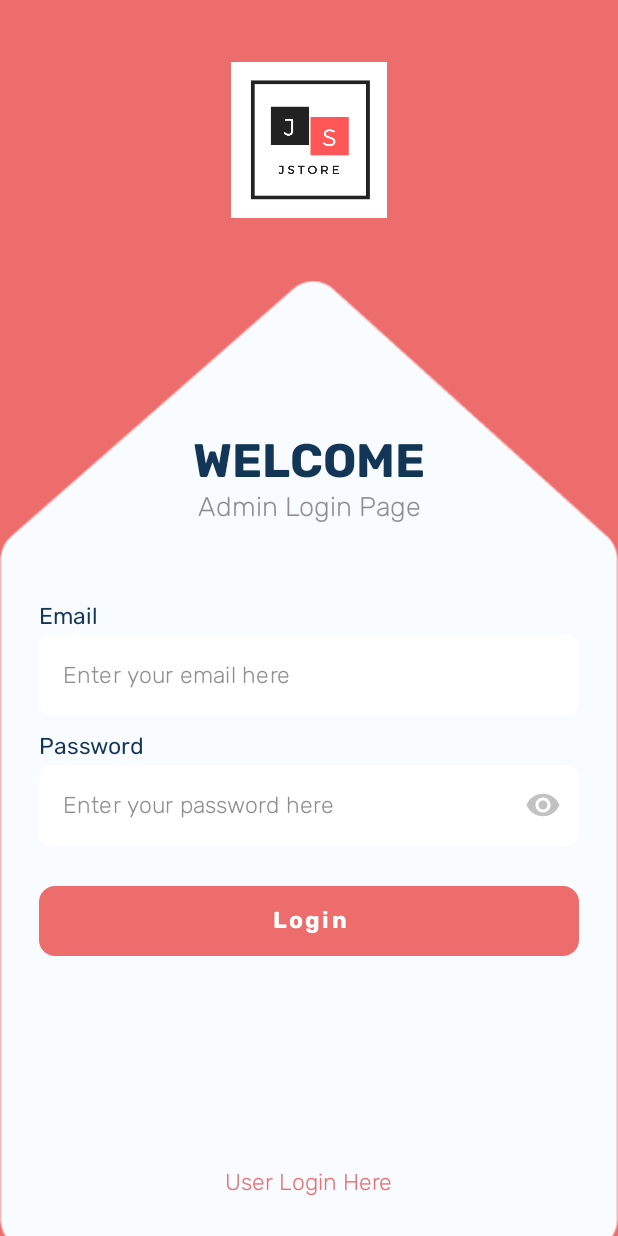
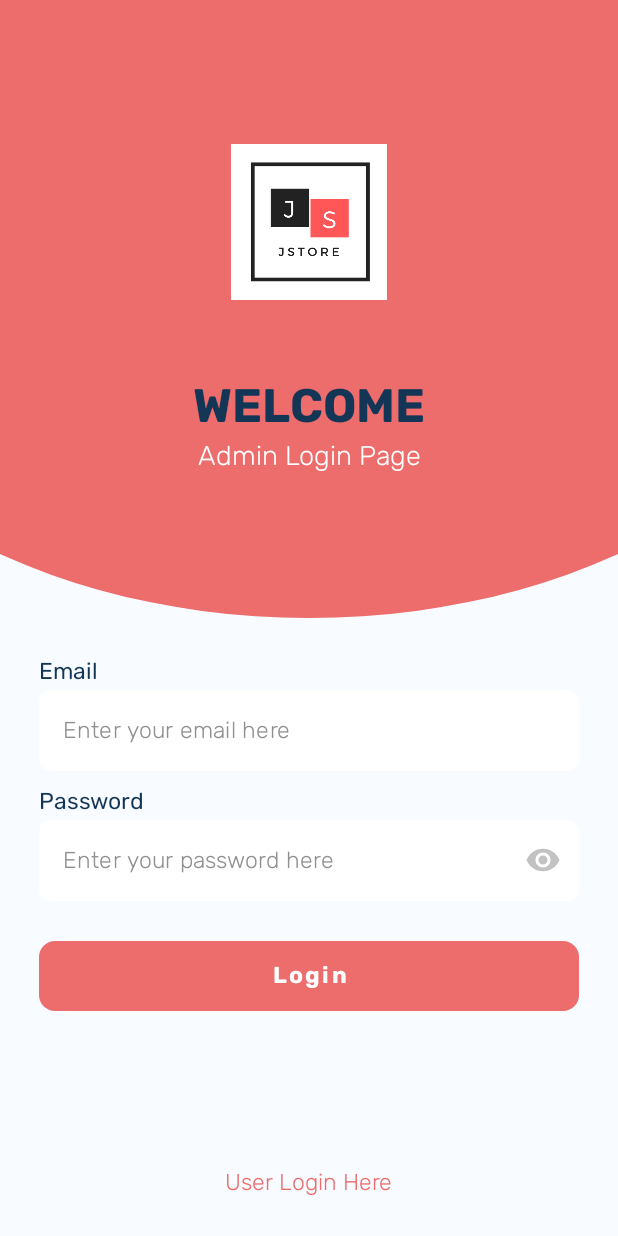
Before and after one commit to Aminurachma/JStore, an Android app: the LoginAdminActivity screen opened directly, with no data from a screen before it, on a phone screen of 412 x 824 dp. Run offline under Robolectric (Android 15) with nearby library versions, the phone set to English and light mode, and no system bars; our stand-ins replace sdp/ssp sizes.

Commit message:
Improve login UI

```diff
--- /dev/null
+++ b/app/src/main/res/drawable/login_shape.xml
@@ -0,0 +1,12 @@
+<?xml version="1.0" encoding="utf-8"?>
+<layer-list xmlns:android="http://schemas.android.com/apk/res/android">
+	<item
+		android:bottom="0dp"
+		android:left="-160dp"
+		android:right="-160dp"
+		android:top="-80dp">
+		<shape android:shape="oval">
+			<solid android:color="@color/colorPrimary"/>
+		</shape>
+	</item>
+</layer-list>
--- a/app/src/main/res/layout/activity_login_admin.xml
+++ b/app/src/main/res/layout/activity_login_admin.xml
@@ -1,38 +1,37 @@
 <?xml version="1.0" encoding="utf-8"?>
-<RelativeLayout xmlns:android="http://schemas.android.com/apk/res/android"
+<ScrollView xmlns:android="http://schemas.android.com/apk/res/android"
     xmlns:app="http://schemas.android.com/apk/res-auto"
     xmlns:tools="http://schemas.android.com/tools"
     android:layout_width="match_parent"
     android:layout_height="match_parent"
-    tools:context=".LoginAdminActivity"
-    android:background="@color/colorPrimary">
+    android:background="@color/light"
+    android:fillViewport="true">
 
-    <androidx.appcompat.widget.AppCompatImageView
-        android:id="@+id/vector"
+    <LinearLayout
         android:layout_width="match_parent"
         android:layout_height="wrap_content"
-        android:layout_below="@id/logo"
-        android:layout_alignParentBottom="true"
-        android:layout_marginTop="@dimen/_32sdp"
-        android:layout_marginBottom="-10dp"
-        android:scaleType="fitXY"
-        android:src="@drawable/vektor" />
+        android:orientation="vertical">
+
+        <LinearLayout
+            android:layout_width="match_parent"
+            android:layout_height="0dp"
+            android:layout_weight="1"
+            android:background="@drawable/login_shape"
+            android:gravity="center"
+            android:orientation="vertical"
+            android:paddingVertical="@dimen/_24sdp">
 
             <androidx.appcompat.widget.AppCompatImageView
                 android:id="@+id/logo"
                 android:layout_width="@dimen/_80sdp"
                 android:layout_height="@dimen/_80sdp"
-        android:layout_centerHorizontal="true"
-        android:layout_marginTop="@dimen/_32sdp"
                 android:src="@drawable/logo" />
 
             <androidx.appcompat.widget.AppCompatTextView
                 android:id="@+id/tv_welcome"
                 android:layout_width="wrap_content"
                 android:layout_height="wrap_content"
-        android:layout_below="@id/logo"
-        android:layout_centerHorizontal="true"
-        android:layout_marginTop="@dimen/_110sdp"
+                android:layout_marginTop="@dimen/_40sdp"
                 android:fontFamily="@font/rubik_bold"
                 android:text="@string/welcome"
                 android:textColor="@color/dark"
@@ -42,21 +41,25 @@
                 android:id="@+id/tv_subtitle"
                 android:layout_width="wrap_content"
                 android:layout_height="wrap_content"
-        android:layout_below="@id/tv_welcome"
-        android:layout_centerHorizontal="true"
+                android:layout_marginTop="@dimen/_2sdp"
                 android:fontFamily="@font/rubik_light"
                 android:gravity="center"
                 android:text="@string/admin_login_page"
-        android:textColor="@color/gray3"
+                android:textColor="@color/white"
                 android:textSize="@dimen/_14ssp" />
+
+        </LinearLayout>
+
+        <RelativeLayout
+            android:layout_width="match_parent"
+            android:layout_height="0dp"
+            android:padding="@dimen/_20sdp"
+            android:layout_weight="1">
 
             <TextView
                 android:id="@+id/tv_email"
                 android:layout_width="wrap_content"
                 android:layout_height="wrap_content"
-        android:layout_below="@id/tv_subtitle"
-        android:layout_marginHorizontal="@dimen/_20sdp"
-        android:layout_marginTop="@dimen/_40sdp"
                 android:fontFamily="@font/rubik_regular"
                 android:text="@string/email"
                 android:textColor="@color/dark"
@@ -68,7 +71,6 @@
                 android:layout_width="match_parent"
                 android:layout_height="wrap_content"
                 android:layout_below="@id/tv_email"
-        android:layout_marginHorizontal="@dimen/_20sdp"
                 android:layout_marginTop="@dimen/_2sdp"
                 android:elevation="@dimen/_2sdp"
                 app:endIconDrawable="@drawable/ic_subtract">
@@ -91,7 +93,6 @@
                 android:layout_width="wrap_content"
                 android:layout_height="wrap_content"
                 android:layout_below="@id/til_email"
-        android:layout_marginHorizontal="@dimen/_20sdp"
                 android:layout_marginTop="@dimen/_8sdp"
                 android:fontFamily="@font/rubik_regular"
                 android:text="@string/password"
@@ -104,7 +105,6 @@
                 android:layout_width="match_parent"
                 android:layout_height="wrap_content"
                 android:layout_below="@id/tv_password"
-        android:layout_marginHorizontal="@dimen/_20sdp"
                 android:layout_marginTop="@dimen/_2sdp"
                 android:elevation="@dimen/_2sdp"
                 app:passwordToggleEnabled="true"
@@ -129,7 +129,6 @@
                 android:layout_width="match_parent"
                 android:layout_height="@dimen/_45sdp"
                 android:layout_below="@id/til_password"
-        android:layout_marginHorizontal="@dimen/_20sdp"
                 android:layout_marginTop="@dimen/_16sdp"
                 android:fontFamily="@font/rubik_bold"
                 android:text="@string/login"
@@ -144,7 +143,6 @@
                 android:layout_height="wrap_content"
                 android:layout_alignParentBottom="true"
                 android:layout_centerHorizontal="true"
-        android:layout_marginBottom="@dimen/_20sdp"
                 android:background="?attr/selectableItemBackground"
                 android:fontFamily="@font/rubik_light"
                 android:text="@string/user_login_here"
@@ -152,3 +150,7 @@
                 android:textSize="@dimen/_12ssp" />
 
         </RelativeLayout>
+
+    </LinearLayout>
+
+</ScrollView>
```
Also changed, not shown: app/src/main/AndroidManifest.xml (+6 -12 lines), app/src/main/res/layout/activity_main.xml (+27 -32 lines). Lines whose indentation alone changed are shown as unchanged.
